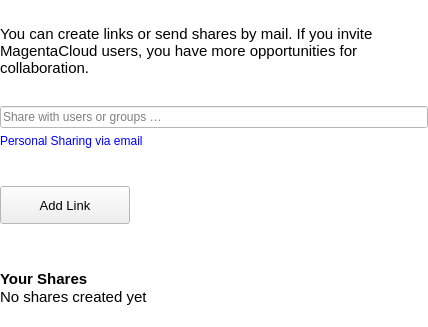
First picture: the form in src/gui/shareusergroupwidget.ui, repository nextmcloud/desktop, before the edit.
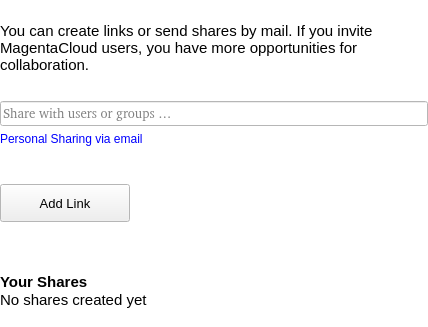
Second picture: the form after the edit.

```diff
--- a/src/gui/shareusergroupwidget.ui
+++ b/src/gui/shareusergroupwidget.ui
@@ -136,6 +136,15 @@
            <verstretch>0</verstretch>
           </sizepolicy>
          </property>
+         <property name="font">
+          <font>
+           <family>Segoe UI #666</family>
+           <pointsize>10</pointsize>
+           <weight>50</weight>
+           <italic>false</italic>
+           <bold>false</bold>
+          </font>
+         </property>
          <property name="styleSheet">
           <string notr="true">font: 10pt &quot;Segoe UI&quot; &quot;#666&quot;;</string>
          </property>
@@ -271,7 +280,7 @@
      <property name="sizeHint" stdset="0">
       <size>
        <width>16</width>
-       <height>8</height>
+       <height>16</height>
       </size>
      </property>
     </spacer>
```
